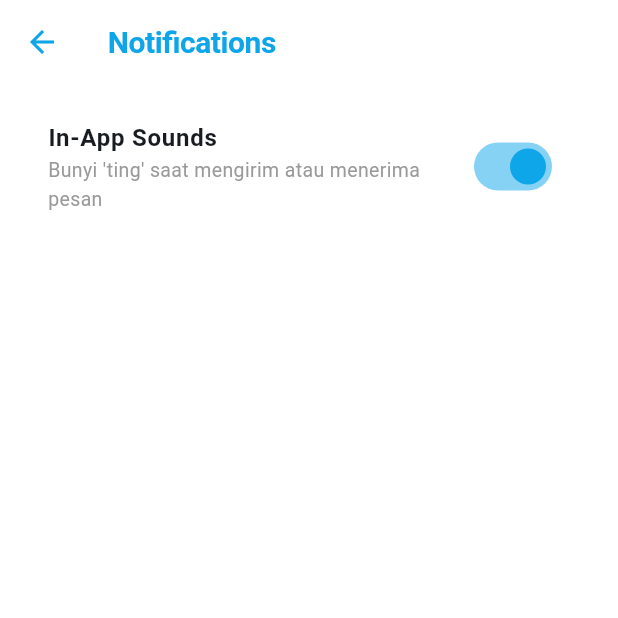
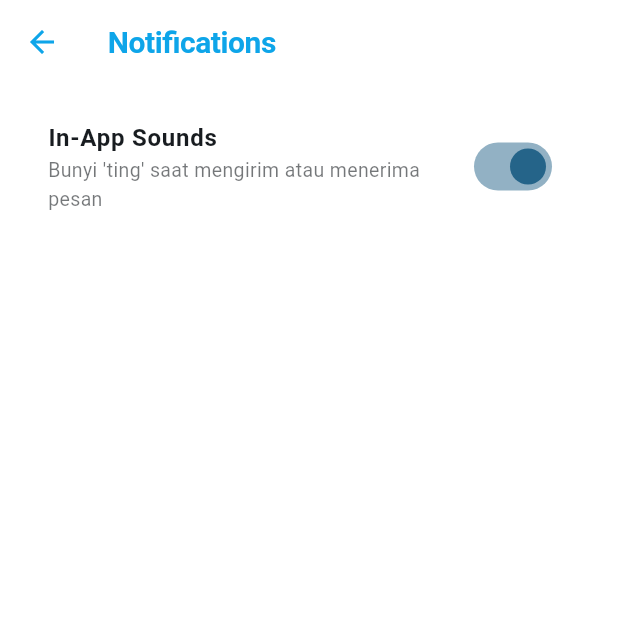
Before and after one commit to grizzzNoMercy/ChatKu, a Flutter app: the NotificationsPage screen opened directly, on a phone screen of 412 x 824 dp, the top half of it. Run offline on Flutter 3.47's test engine with Material 3 defaults, Android fonts, the phone set to English and light mode, and no system bars; our stand-ins replace audioplayers, cached_network_image, cloud_firestore, emoji_picker_flutter, file_picker, firebase_auth and 6 more; missing offline and left inert: flutter_webrtc, record; accounts and stored records are empty.

Commit message:
perbaikan darkmode du prib=vacy, edit profile, dan di notif

```diff
--- a/lib/pages/settings/notifications_page.dart
+++ b/lib/pages/settings/notifications_page.dart
@@ -33,28 +33,31 @@ class _NotificationsPageState extends State<NotificationsPage> {
 
   @override
   Widget build(BuildContext context) {
+    final theme = Theme.of(context);
     return Scaffold(
-      backgroundColor: Colors.white,
+      backgroundColor: theme.scaffoldBackgroundColor,
       appBar: AppBar(
         title: const Text('Notifications'),
+        backgroundColor: theme.appBarTheme.backgroundColor,
       ),
       body: ListView(
         padding: const EdgeInsets.all(16),
         children: [
           SwitchListTile(
-            title: const Text(
+            title: Text(
               'In-App Sounds',
               style: TextStyle(
                 fontWeight: FontWeight.w600,
                 fontSize: 16,
+                color: theme.colorScheme.onSurface,
               ),
             ),
-            subtitle: const Text(
+            subtitle: Text(
               "Bunyi 'ting' saat mengirim atau menerima pesan",
-              style: TextStyle(color: Color(0xFF999999), fontSize: 13),
+              style: TextStyle(color: theme.colorScheme.onSurface.withValues(alpha: 0.6), fontSize: 13),
             ),
             value: _inAppSounds,
-            activeColor: const Color(0xFF0EA5E9),
+            activeColor: theme.colorScheme.primary,
             onChanged: _toggleSounds,
           ),
         ],
```
Also changed, not shown: lib/pages/edit_profile_page.dart (+22 -17 lines), lib/pages/settings/privacy_page.dart (+8 -5 lines).
